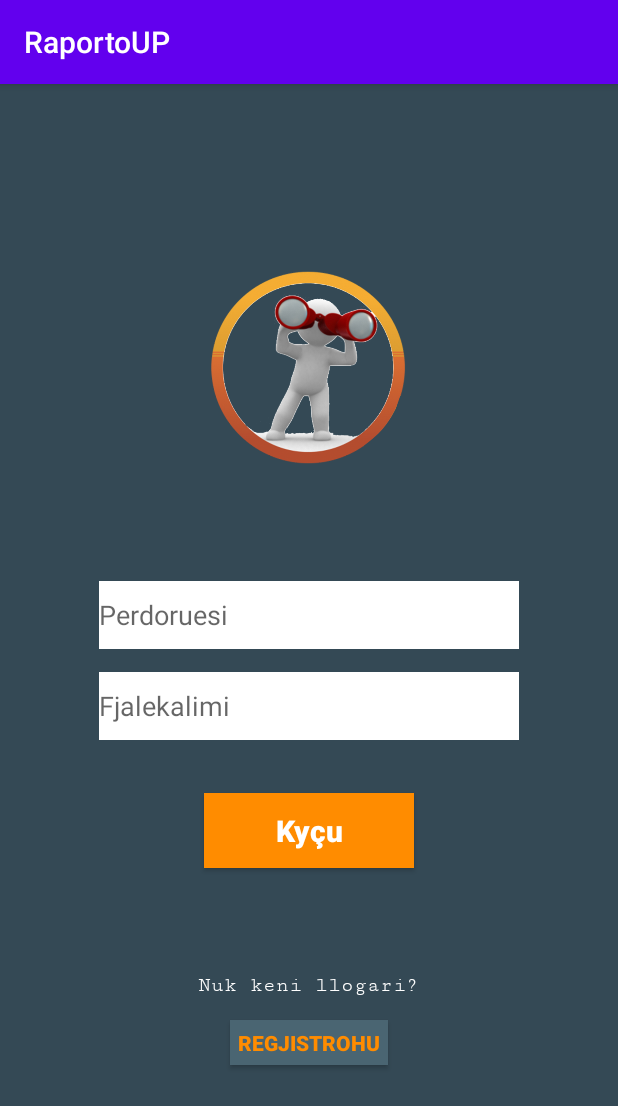
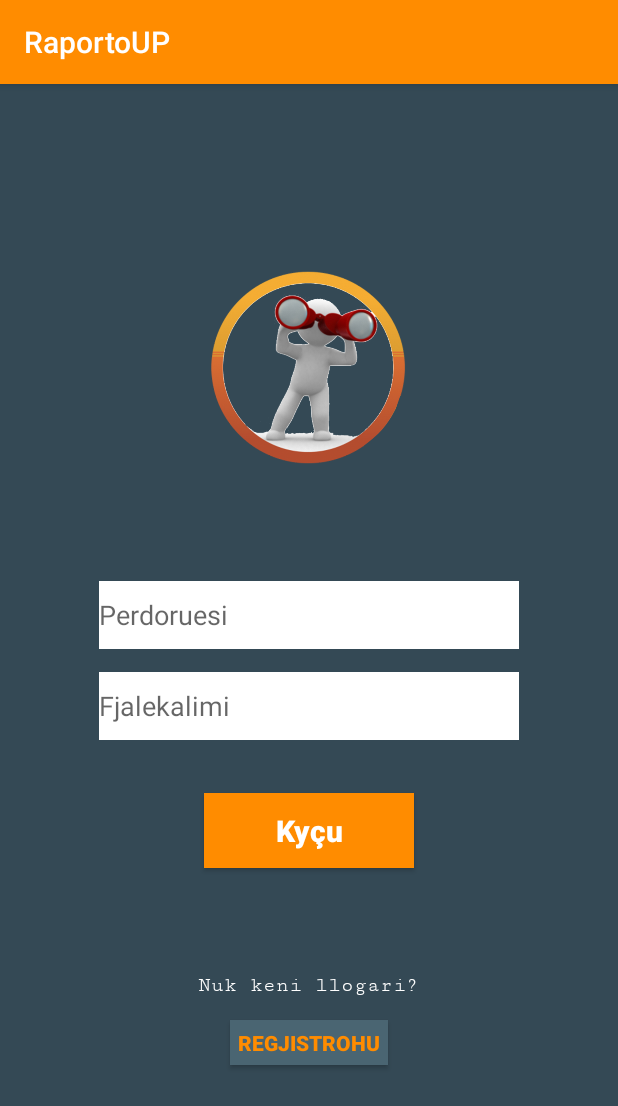
Before and after one commit to FitimHajredini59/RaportoUP, an Android app: the screen it shows after launch (MainActivity), on a phone screen of 412 x 824 dp. Shown: the top 1106 px of the screen. Run offline under Robolectric (Android 15) with nearby library versions, the phone set to English and light mode, and no system bars.

Commit message:
Shiriti larte
Ndryshimi i ngjyres dhe fontit te app-it

```diff
--- a/app/src/main/res/values/colors.xml
+++ b/app/src/main/res/values/colors.xml
@@ -1,6 +1,7 @@
 <?xml version="1.0" encoding="utf-8"?>
 <resources>
-    <color name="colorPrimary">#6200EE</color>
-    <color name="colorPrimaryDark">#3700B3</color>
-    <color name="colorAccent">#03DAC5</color>
+    <color name="colorPrimary">#FF8C00</color>
+    <color name="colorPrimaryDark">#232F34</color>
+    <color name="colorAccent">#4A6572</color>
+    <color name="title_color">#FFFFFF</color>
 </resources>
```
Also changed, not shown: app/src/main/res/values/styles.xml (+9 -0 lines).
